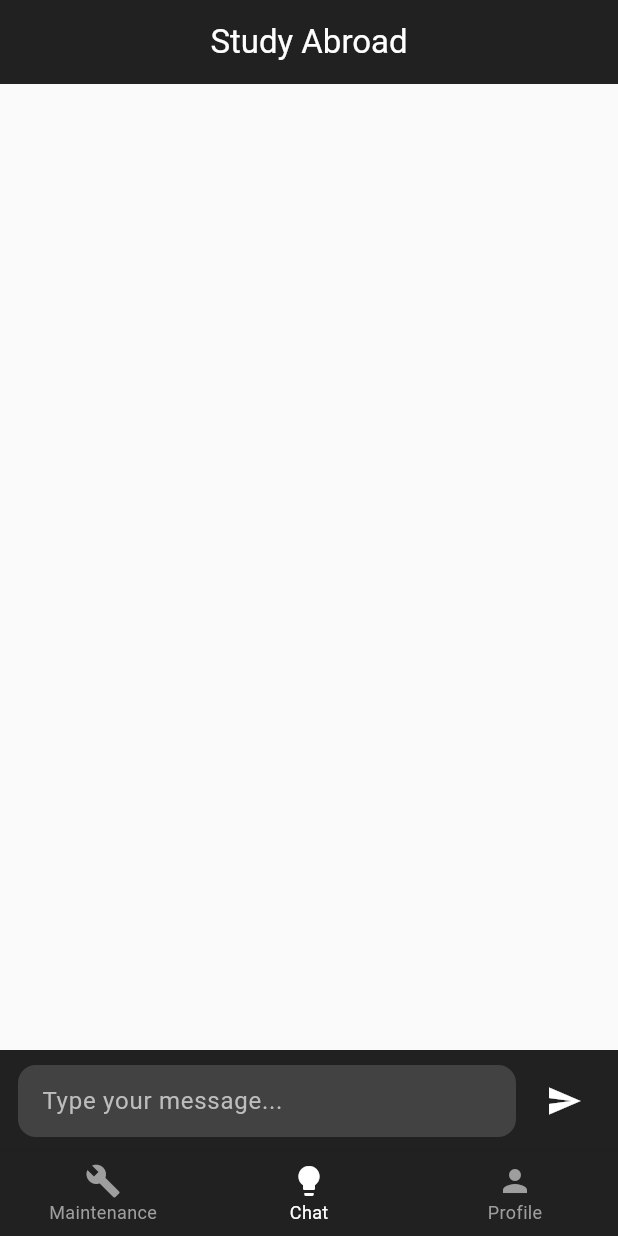
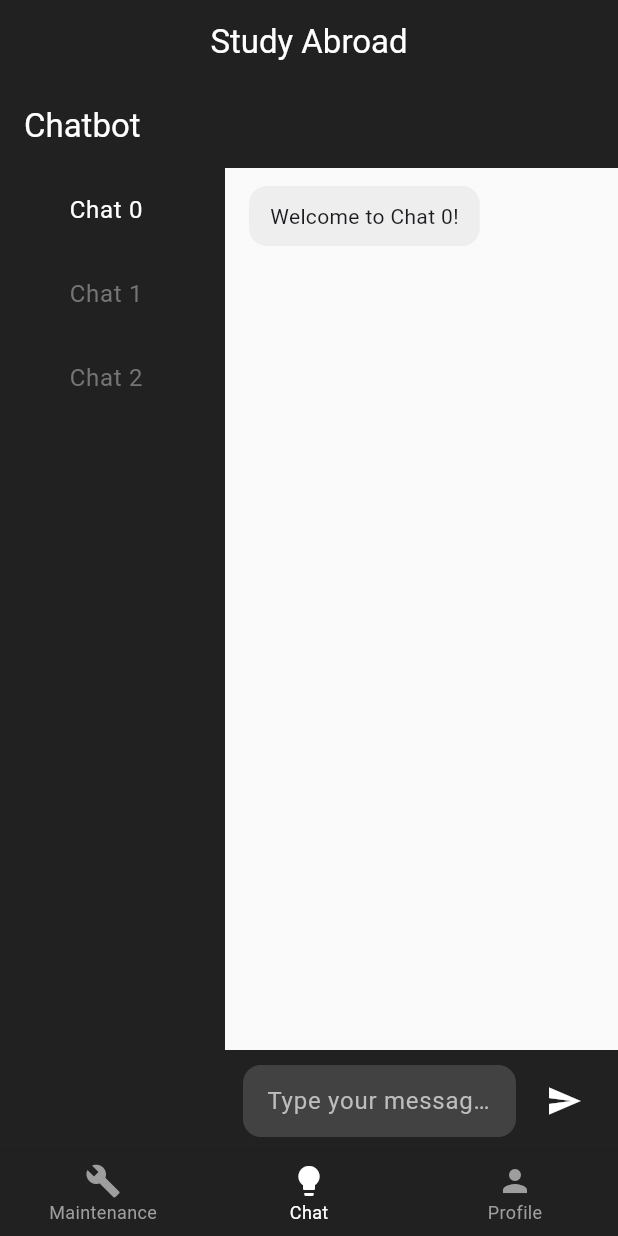
Before and after one commit to danielpack212/arecapp, a Flutter app: the screen it shows once a user with an empty profile is signed in, on a phone screen of 412 x 824 dp. Run offline on Flutter 3.47's test engine with Material 3 defaults, Android fonts, the phone set to English and light mode, and no system bars; our stand-ins replace cloud_firestore, firebase_auth, firebase_core; accounts and stored records are empty.

Commit message:
changes to chatbot page

```diff
--- a/lib/home_page.dart
+++ b/lib/home_page.dart
@@ -1,5 +1,6 @@
 import 'package:flutter/material.dart';
-import 'package:flutter/foundation.dart' show kIsWeb, defaultTargetPlatform, TargetPlatform;
+import 'package:flutter/foundation.dart' show kIsWeb;
+import 'sidebar.dart';  // Import the Sidebar widget
 
 class ChatbotPage extends StatefulWidget {
   @override
@@ -8,13 +9,18 @@ class ChatbotPage extends StatefulWidget {
 
 class _ChatbotPageState extends State<ChatbotPage> {
   final TextEditingController _controller = TextEditingController();
-  final List<Map<String, String>> _messages = [];
+  List<List<Map<String, String>>> conversations = [
+    [{'sender': 'bot', 'text': 'Welcome to Chat 0!'}],
+    [{'sender': 'bot', 'text': 'Welcome to Chat 1!'}],
+    [{'sender': 'bot', 'text': 'Welcome to Chat 2!'}],
+  ];
+  int selectedConversationIndex = 0;
 
   void _sendMessage(String message) {
     if (message.trim().isEmpty) return;
     setState(() {
-      _messages.add({'sender': 'user', 'text': message});
-      _messages.add({'sender': 'bot', 'text': 'Thanks for your message!'});
+      conversations[selectedConversationIndex].add({'sender': 'user', 'text': message});
+      conversations[selectedConversationIndex].add({'sender': 'bot', 'text': 'Thanks for your message!'});
     });
     _controller.clear();
   }
@@ -24,39 +30,46 @@ class _ChatbotPageState extends State<ChatbotPage> {
     return Align(
       alignment: isUser ? Alignment.centerRight : Alignment.centerLeft,
       child: Container(
-        constraints: BoxConstraints(
-          maxWidth: MediaQuery.of(context).size.width * 0.8, // Constrain width for messages
-        ),
         margin: EdgeInsets.symmetric(vertical: 4, horizontal: 8),
         padding: EdgeInsets.symmetric(vertical: 10, horizontal: 14),
         decoration: BoxDecoration(
-          color: Colors.transparent,
-          border: Border.all(color: isUser ? Colors.blue : Colors.green),
+          color: isUser ? Colors.blue[100] : Colors.grey[200],
           borderRadius: BorderRadius.circular(12),
         ),
-        child: Text(
-          message['text'] ?? '',
-          style: TextStyle(fontWeight: FontWeight.bold, color: Colors.black),
-        ),
+        child: Text(message['text'] ?? ''),
       ),
     );
   }
 
   @override
   Widget build(BuildContext context) {
-    double textFieldWidth = kIsWeb ? 600 : double.infinity;
-    if (!kIsWeb && (defaultTargetPlatform == TargetPlatform.macOS || defaultTargetPlatform == TargetPlatform.linux || defaultTargetPlatform == TargetPlatform.windows)) {
-      textFieldWidth = 600;
-    }
-
-    return Column(
+    return Scaffold(
+      appBar: !kIsWeb
+          ? AppBar(
+              title: Text('Chatbot', style: TextStyle(color: Colors.white)),
+              backgroundColor: Colors.grey[900],
+            )
+          : null,
+      body: Row(
+        children: [
+          Sidebar(
+            conversations: List.generate(conversations.length, (index) => 'Chat $index'),
+            onConversationSelected: (index) {
+              setState(() {
+                selectedConversationIndex = index;
+              });
+            },
+            selectedConversationIndex: selectedConversationIndex,
+          ),
+          Expanded(
+            child: Column(
               children: [
                 Expanded(
                   child: ListView.builder(
-            padding: EdgeInsets.only(top: 10),
-            itemCount: _messages.length,
+                    padding: EdgeInsets.all(8),  // Add padding if needed
+                    itemCount: conversations[selectedConversationIndex].length,
                     itemBuilder: (context, index) {
-              return _buildMessage(_messages[index]);
+                      return _buildMessage(conversations[selectedConversationIndex][index]);
                     },
                   ),
                 ),
@@ -64,12 +77,8 @@ class _ChatbotPageState extends State<ChatbotPage> {
                   padding: EdgeInsets.symmetric(horizontal: 12, vertical: 10),
                   color: Colors.grey[900],
                   child: Row(
-            mainAxisAlignment: MainAxisAlignment.center,
                     children: [
-              Container(
-                width: textFieldWidth == double.infinity
-                    ? MediaQuery.of(context).size.width - 80 // Account for padding and button width
-                    : textFieldWidth,
+                      Expanded(
                         child: TextField(
                           controller: _controller,
                           onSubmitted: (value) => _sendMessage(value),
@@ -96,6 +105,10 @@ class _ChatbotPageState extends State<ChatbotPage> {
                   ),
                 ),
               ],
+            ),
+          ),
+        ],
+      ),
     );
   }
 }
--- a/lib/profile_page.dart
+++ b/lib/profile_page.dart
@@ -19,7 +19,7 @@ class ProfilePage extends StatelessWidget {
     final isWeb = kIsWeb; // Use kIsWeb to check if the platform is web
 
     return Scaffold(
-      backgroundColor: Colors.grey[900],
+      backgroundColor: const Color.fromARGB(255, 255, 255, 255),
       appBar: isWeb
           ? null
           : AppBar(
--- /dev/null
+++ b/lib/sidebar.dart
@@ -0,0 +1,38 @@
+import 'package:flutter/material.dart';
+
+class Sidebar extends StatelessWidget {
+  final List<String> conversations;
+  final Function(int) onConversationSelected;
+  final int selectedConversationIndex;
+
+  Sidebar({
+    required this.conversations,
+    required this.onConversationSelected,
+    required this.selectedConversationIndex,
+  });
+
+  @override
+  Widget build(BuildContext context) {
+    return Container(
+      width: 150,
+      color: Colors.grey[900],
+      child: ListView.builder(
+        itemCount: conversations.length,
+        itemBuilder: (context, index) {
+          return ListTile(
+            title: Center(
+              child: Text(
+                conversations[index],
+                style: TextStyle(color: selectedConversationIndex == index ? Colors.white : Colors.grey[600]),
+                textAlign: TextAlign.center, // Centering the text horizontally
+              ),
+            ),
+            selected: selectedConversationIndex == index,
+            onTap: () => onConversationSelected(index),
+            tileColor: selectedConversationIndex == index ? const Color.fromARGB(255, 87, 87, 87) : Colors.grey[900],
+          );
+        },
+      ),
+    );
+  }
+}
```
Lines whose indentation alone changed are shown as unchanged.
